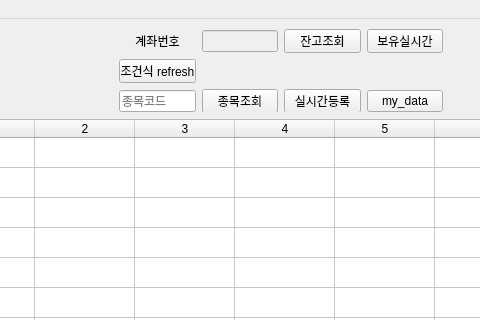
The window that window.ui (mechurak/kiwoom) describes before a commit, drawn with Qt 5; both pictures show x 94 to 574 and y 0 to 320 of the 791 by 633 pixel window.
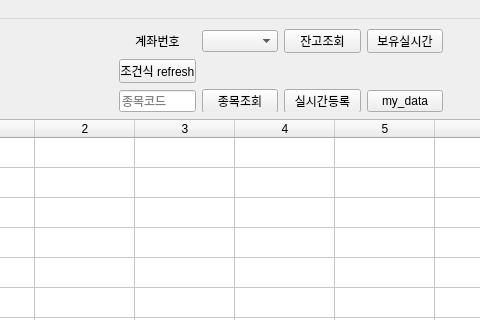
The same window after the commit.

Commit message: Supports multiple account

```diff
--- a/window.ui
+++ b/window.ui
@@ -109,14 +109,7 @@
       </widget>
      </item>
      <item row="0" column="1">
-      <widget class="QLineEdit" name="edit_account">
-       <property name="enabled">
-        <bool>false</bool>
-       </property>
-       <property name="readOnly">
-        <bool>false</bool>
-       </property>
-      </widget>
+      <widget class="QComboBox" name="combo_account"/>
      </item>
     </layout>
    </widget>
```
Left out of the diff: 18 changed lines with no effect on the pictures. The commit also changes 2 other files.
